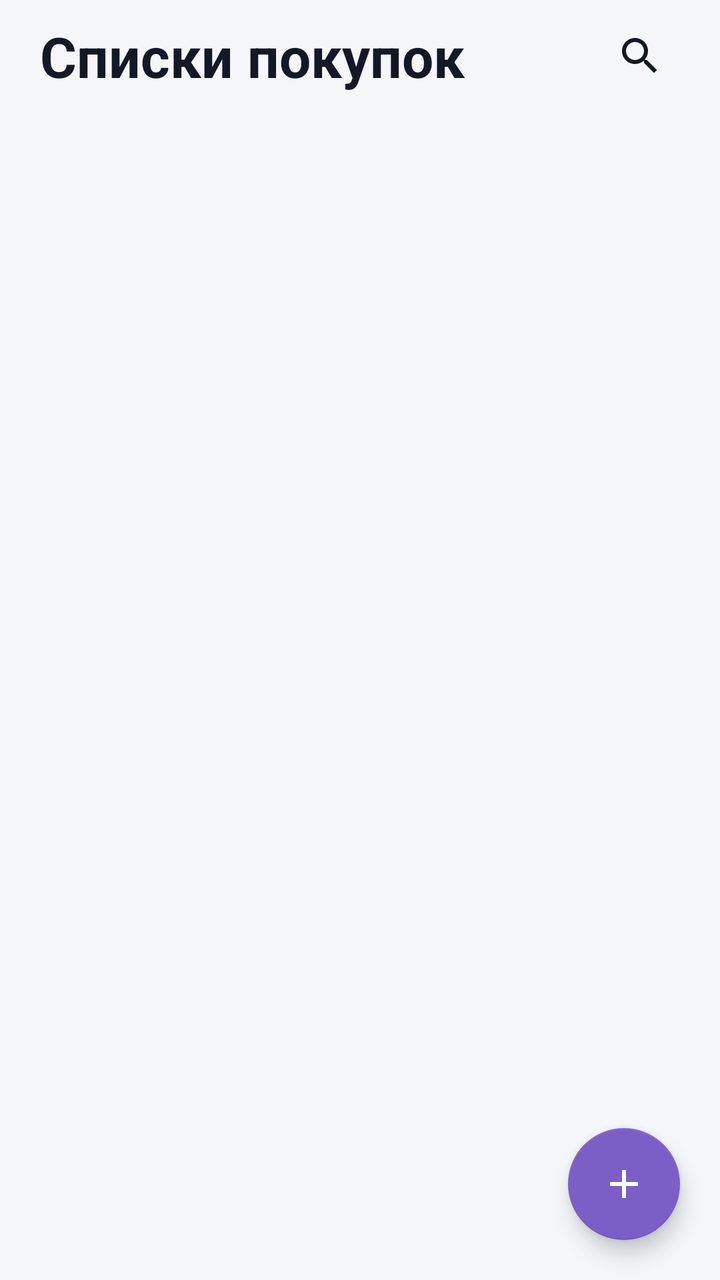
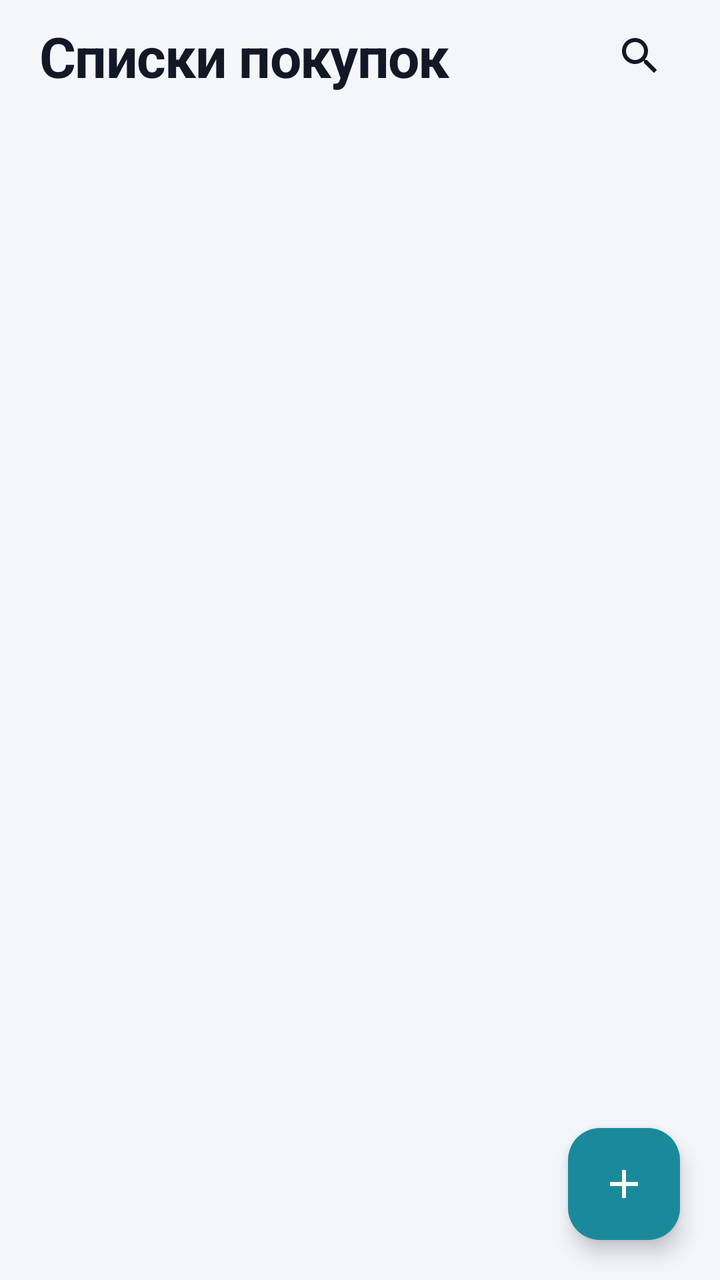

The first picture is an Android layout as it rendered before a commit; the second is the same layout after the commit. The layout source and the unified diff follow.
<!-- AndroidManifest.xml: application theme Theme.NoteMap -->
<!-- res/layout/fragment_lists.xml -->
<?xml version="1.0" encoding="utf-8"?>
<androidx.coordinatorlayout.widget.CoordinatorLayout xmlns:android="http://schemas.android.com/apk/res/android"
    xmlns:app="http://schemas.android.com/apk/res-auto"
    android:layout_width="match_parent"
    android:layout_height="match_parent"
    android:background="@color/plna_bg">

    <LinearLayout
        android:id="@+id/lists_content"
        android:layout_width="match_parent"
        android:layout_height="match_parent"
        android:orientation="vertical"
        android:paddingHorizontal="20dp"
        android:paddingTop="8dp">

        <LinearLayout
            android:layout_width="match_parent"
            android:layout_height="wrap_content"
            android:gravity="center_vertical"
            android:orientation="horizontal">

            <TextView
                android:layout_width="0dp"
                android:layout_height="wrap_content"
                android:layout_weight="1"
                android:text="@string/lists_title"
                android:textAppearance="@style/Plna.Title" />

            <ImageButton
                android:id="@+id/btn_search_lists"
                android:layout_width="40dp"
                android:layout_height="40dp"
                android:background="?attr/selectableItemBackgroundBorderless"
                android:contentDescription="@string/search"
                android:src="@drawable/ic_search"
                app:tint="@color/plna_text" />
        </LinearLayout>

        <androidx.recyclerview.widget.RecyclerView
            android:id="@+id/lists_recycler"
            android:layout_width="match_parent"
            android:layout_height="0dp"
            android:layout_marginTop="16dp"
            android:layout_weight="1"
            android:clipToPadding="false"
            android:paddingBottom="88dp" />
    </LinearLayout>

    <com.google.android.material.floatingactionbutton.FloatingActionButton
        android:id="@+id/fab_add_list"
        android:layout_width="wrap_content"
        android:layout_height="wrap_content"
        android:layout_gravity="bottom|end"
        android:layout_margin="20dp"
        android:contentDescription="@string/add"
        android:src="@drawable/ic_add"
        app:backgroundTint="@color/plna_purple"
        app:tint="@color/white" />
</androidx.coordinatorlayout.widget.CoordinatorLayout>
<!-- resources referenced by this layout -->
<resources>
  <color name="plna_bg">#FFF4F6FA</color>
  <color name="plna_purple">#FF7B5FC7</color>
  <color name="plna_text">#FF121826</color>
  <color name="white">#FFFFFFFF</color>
  <!-- drawable ic_add (drawable) -->
  <?xml version="1.0" encoding="utf-8"?>
  <vector xmlns:android="http://schemas.android.com/apk/res/android"
      android:width="24dp"
      android:height="24dp"
      android:viewportWidth="24"
      android:viewportHeight="24">
      <path
          android:fillColor="#FFFFFFFF"
          android:pathData="M19,13 H13 V19 H11 V13 H5 V11 H11 V5 H13 V11 H19 V13 Z" />
  </vector>
  <!-- drawable ic_search (drawable) -->
  <?xml version="1.0" encoding="utf-8"?>
  <vector xmlns:android="http://schemas.android.com/apk/res/android"
      android:width="24dp"
      android:height="24dp"
      android:viewportWidth="24"
      android:viewportHeight="24">
      <path
          android:fillColor="#FFFFFFFF"
          android:pathData="M15.5,14 H14.71 L14.43,13.73 C15.41,12.59 16,11.11 16,9.5 C16,5.91 13.09,3 9.5,3 C5.91,3 3,5.91 3,9.5 C3,13.09 5.91,16 9.5,16 C11.11,16 12.59,15.41 13.73,14.43 L14,14.71 V15.5 L19,20.49 L20.49,19 L15.5,14 Z M9.5,14 C7.01,14 5,11.99 5,9.5 C5,7.01 7.01,5 9.5,5 C11.99,5 14,7.01 14,9.5 C14,11.99 11.99,14 9.5,14 Z" />
  </vector>
  <string name="add">Добавить</string>
  <string name="lists_title">Списки покупок</string>
  <string name="search">Поиск</string>
  <style name="Plna.Title" parent="TextAppearance.MaterialComponents.Headline5">
          <item name="android:textColor">@color/plna_text</item>
          <item name="android:textStyle">bold</item>
          <item name="android:textSize">28sp</item>
      </style>
  <style name="Theme.NoteMap" parent="Theme.MaterialComponents.DayNight.NoActionBar">
          <item name="colorPrimary">@color/plna_accent</item>
          <item name="colorPrimaryVariant">@color/plna_purple_deep</item>
          <item name="colorOnPrimary">@color/plna_bg</item>
          <item name="colorSecondary">@color/plna_purple</item>
          <item name="colorSecondaryVariant">@color/plna_purple_deep</item>
          <item name="colorOnSecondary">@color/white</item>
          <item name="android:statusBarColor">@color/plna_bg</item>
          <item name="android:navigationBarColor">@color/plna_bg</item>
          <item name="android:windowBackground">@color/plna_bg</item>
          <item name="android:colorBackground">@color/plna_bg</item>
          <item name="colorSurface">@color/plna_surface</item>
          <item name="colorOnSurface">@color/plna_text</item>
          <item name="colorError">@color/plna_danger</item>
          <item name="android:windowLightStatusBar">true</item>
      </style>
  <color name="plna_accent">#FF1A8A9A</color>
  <color name="plna_purple_deep">#FF5E45A0</color>
  <color name="plna_surface">#FFFFFFFF</color>
  <color name="plna_danger">#FFD32F2F</color>
</resources>

<!-- the commit's change to res/layout/fragment_lists.xml (unified diff, before → after) -->
@@ -36,14 +36,107 @@
                 app:tint="@color/plna_text" />
         </LinearLayout>
 
-        <androidx.recyclerview.widget.RecyclerView
-            android:id="@+id/lists_recycler"
+        <LinearLayout
+            android:id="@+id/habit_banner"
+            android:layout_width="match_parent"
+            android:layout_height="wrap_content"
+            android:layout_marginTop="12dp"
+            android:background="@drawable/bg_card"
+            android:gravity="center_vertical"
+            android:orientation="horizontal"
+            android:paddingHorizontal="12dp"
+            android:paddingVertical="10dp"
+            android:visibility="gone">
+
+            <LinearLayout
+                android:layout_width="0dp"
+                android:layout_height="wrap_content"
+                android:layout_weight="1"
+                android:orientation="vertical">
+
+                <TextView
+                    android:id="@+id/habit_banner_title"
+                    android:layout_width="match_parent"
+                    android:layout_height="wrap_content"
+                    android:textColor="@color/plna_text"
+                    android:textSize="13sp"
+                    android:textStyle="bold" />
+
+                <TextView
+                    android:id="@+id/habit_banner_body"
+                    android:layout_width="match_parent"
+                    android:layout_height="wrap_content"
+                    android:layout_marginTop="2dp"
+                    android:textColor="@color/plna_text_secondary"
+                    android:textSize="12sp" />
+            </LinearLayout>
+
+            <com.google.android.material.button.MaterialButton
+                android:id="@+id/btn_habit_add"
+                style="@style/Widget.Material3.Button.TonalButton"
+                android:layout_width="wrap_content"
+                android:layout_height="36dp"
+                android:insetTop="0dp"
+                android:insetBottom="0dp"
+                android:minWidth="0dp"
+                android:paddingHorizontal="12dp"
+                android:text="@string/insights_add"
+                android:textSize="12sp"
+                app:cornerRadius="10dp" />
+        </LinearLayout>
+
+        <FrameLayout
             android:layout_width="match_parent"
             android:layout_height="0dp"
             android:layout_marginTop="16dp"
-            android:layout_weight="1"
-            android:clipToPadding="false"
-            android:paddingBottom="88dp" />
+            android:layout_weight="1">
+
+            <androidx.recyclerview.widget.RecyclerView
+                android:id="@+id/lists_recycler"
+                android:layout_width="match_parent"
+                android:layout_height="match_parent"
+                android:clipToPadding="false"
+                android:paddingBottom="88dp" />
+
+            <LinearLayout
+                android:id="@+id/lists_empty"
+                android:layout_width="match_parent"
+                android:layout_height="wrap_content"
+                android:layout_gravity="center"
+                android:gravity="center_horizontal"
+                android:orientation="vertical"
+                android:padding="24dp"
+                android:visibility="gone">
+
+                <TextView
+                    android:layout_width="match_parent"
+                    android:layout_height="wrap_content"
+                    android:gravity="center"
+                    android:text="@string/lists_empty_title"
+                    android:textColor="@color/plna_text"
+                    android:textSize="18sp"
+                    android:textStyle="bold" />
+
+                <TextView
+                    android:layout_width="match_parent"
+                    android:layout_height="wrap_content"
+                    android:layout_marginTop="8dp"
+                    android:gravity="center"
+                    android:lineSpacingMultiplier="1.25"
+                    android:text="@string/lists_empty_body"
+                    android:textColor="@color/plna_text_secondary"
+                    android:textSize="14sp" />
+
+                <com.google.android.material.button.MaterialButton
+                    android:id="@+id/btn_lists_empty_cta"
+                    android:layout_width="wrap_content"
+                    android:layout_height="44dp"
+                    android:layout_marginTop="16dp"
+                    android:text="@string/lists_empty_cta"
+                    app:backgroundTint="@color/plna_accent"
+                    app:cornerRadius="12dp" />
+            </LinearLayout>
+        </FrameLayout>
     </LinearLayout>
 
     <com.google.android.material.floatingactionbutton.FloatingActionButton
@@ -54,6 +147,6 @@
         android:layout_margin="20dp"
         android:contentDescription="@string/add"
         android:src="@drawable/ic_add"
-        app:backgroundTint="@color/plna_purple"
+        app:backgroundTint="@color/plna_accent"
         app:tint="@color/white" />
 </androidx.coordinatorlayout.widget.CoordinatorLayout>
<!-- resource entries referenced after the edit -->
@@ -1,9 +1,15 @@
 <!-- resources referenced by this layout -->
 <resources>
   <color name="plna_bg">#FFF4F6FA</color>
-  <color name="plna_purple">#FF7B5FC7</color>
   <color name="plna_text">#FF121826</color>
+  <color name="plna_text_secondary">#FF5B6475</color>
   <color name="white">#FFFFFFFF</color>
+  <!-- drawable bg_card (drawable) -->
+  <?xml version="1.0" encoding="utf-8"?>
+  <shape xmlns:android="http://schemas.android.com/apk/res/android">
+      <solid android:color="@color/plna_surface" />
+      <corners android:radius="16dp" />
+  </shape>
   <!-- drawable ic_add (drawable) -->
   <?xml version="1.0" encoding="utf-8"?>
   <vector xmlns:android="http://schemas.android.com/apk/res/android"
@@ -27,32 +33,46 @@
           android:pathData="M15.5,14 H14.71 L14.43,13.73 C15.41,12.59 16,11.11 16,9.5 C16,5.91 13.09,3 9.5,3 C5.91,3 3,5.91 3,9.5 C3,13.09 5.91,16 9.5,16 C11.11,16 12.59,15.41 13.73,14.43 L14,14.71 V15.5 L19,20.49 L20.49,19 L15.5,14 Z M9.5,14 C7.01,14 5,11.99 5,9.5 C5,7.01 7.01,5 9.5,5 C11.99,5 14,7.01 14,9.5 C14,11.99 11.99,14 9.5,14 Z" />
   </vector>
   <string name="add">Добавить</string>
+  <string name="insights_add">В список</string>
+  <string name="lists_empty_body">Создайте заметку — добавьте товары, а на карте откроется маршрут по залу.</string>
+  <string name="lists_empty_cta">Создать список</string>
+  <string name="lists_empty_title">Пока нет списков</string>
   <string name="lists_title">Списки покупок</string>
   <string name="search">Поиск</string>
-  <style name="Plna.Title" parent="TextAppearance.MaterialComponents.Headline5">
+  <style name="Plna.Title" parent="TextAppearance.Material3.HeadlineMedium">
           <item name="android:textColor">@color/plna_text</item>
           <item name="android:textStyle">bold</item>
-          <item name="android:textSize">28sp</item>
+          <item name="android:letterSpacing">-0.02</item>
+          <item name="android:fontFamily">sans-serif-medium</item>
       </style>
-  <style name="Theme.NoteMap" parent="Theme.MaterialComponents.DayNight.NoActionBar">
+  <style name="Theme.NoteMap" parent="Theme.Material3.Light.NoActionBar">
           <item name="colorPrimary">@color/plna_accent</item>
-          <item name="colorPrimaryVariant">@color/plna_purple_deep</item>
-          <item name="colorOnPrimary">@color/plna_bg</item>
-          <item name="colorSecondary">@color/plna_purple</item>
-          <item name="colorSecondaryVariant">@color/plna_purple_deep</item>
+          <item name="colorOnPrimary">@color/white</item>
+          <item name="colorPrimaryContainer">@color/plna_accent_soft</item>
+          <item name="colorOnPrimaryContainer">@color/plna_text</item>
+          <item name="colorSecondary">@color/plna_accent_soft</item>
           <item name="colorOnSecondary">@color/white</item>
+          <item name="colorSecondaryContainer">@color/plna_surface_elevated</item>
+          <item name="colorOnSecondaryContainer">@color/plna_text</item>
+          <item name="colorTertiary">@color/plna_accent</item>
+          <item name="colorSurface">@color/plna_surface</item>
+          <item name="colorOnSurface">@color/plna_text</item>
+          <item name="colorOnSurfaceVariant">@color/plna_text_secondary</item>
+          <item name="colorOutline">@color/plna_stroke</item>
           <item name="android:statusBarColor">@color/plna_bg</item>
           <item name="android:navigationBarColor">@color/plna_bg</item>
           <item name="android:windowBackground">@color/plna_bg</item>
           <item name="android:colorBackground">@color/plna_bg</item>
-          <item name="colorSurface">@color/plna_surface</item>
-          <item name="colorOnSurface">@color/plna_text</item>
           <item name="colorError">@color/plna_danger</item>
           <item name="android:windowLightStatusBar">true</item>
+          <item name="fontFamily">sans-serif</item>
+          <item name="android:fontFamily">sans-serif</item>
       </style>
   <color name="plna_accent">#FF1A8A9A</color>
-  <color name="plna_purple_deep">#FF5E45A0</color>
   <color name="plna_surface">#FFFFFFFF</color>
+  <color name="plna_accent_soft">#FF3A9EAE</color>
+  <color name="plna_surface_elevated">#FFFFFFFF</color>
+  <color name="plna_stroke">#FFE2E6EE</color>
   <color name="plna_danger">#FFD32F2F</color>
 </resources>
 
